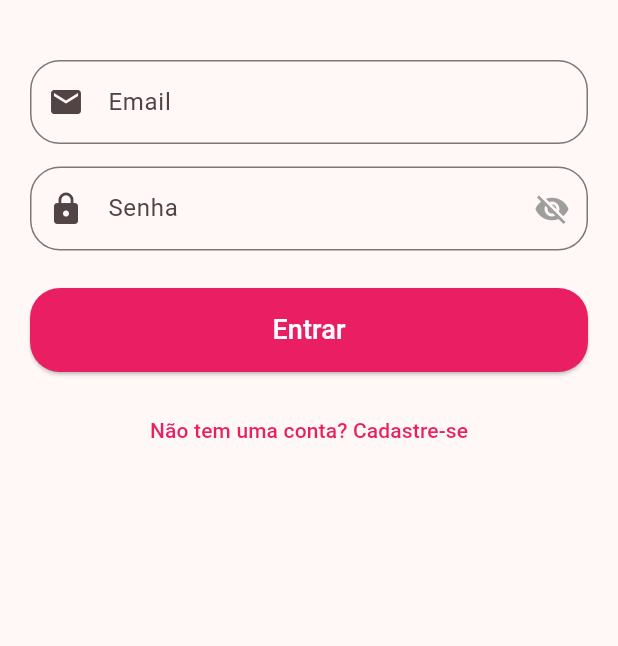
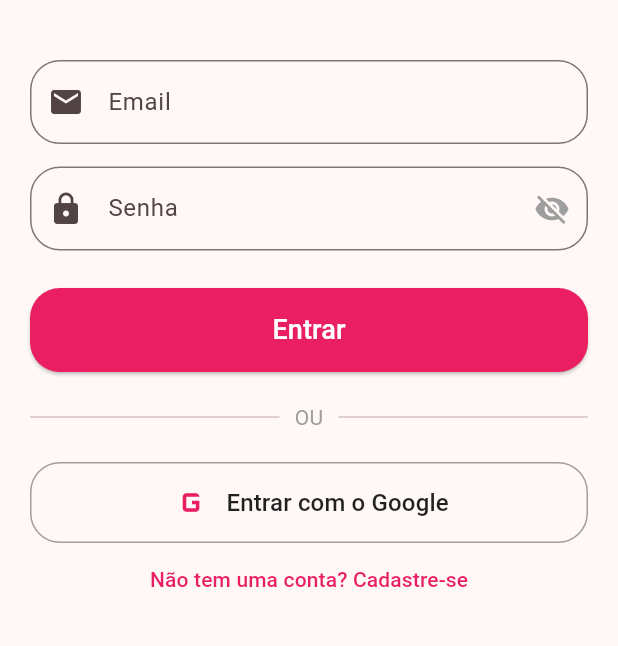
Before and after one commit to BeatrizKSilva/app-controle-financeiro, a Flutter app: the screen it shows after launch, on a phone screen of 412 x 824 dp, the part 399-1045 px from its top. Run offline on Flutter 3.47's test engine with Material 3 defaults, Android fonts, the phone set to English and light mode, and no system bars; our stand-ins replace cloud_firestore, firebase_auth, firebase_core, fl_chart, flutter_slidable, google_sign_in; accounts and stored records are empty; network calls fail.

Commit message:
Implementado login com Google Sign-In

```diff
--- a/lib/views/login_view.dart
+++ b/lib/views/login_view.dart
@@ -134,7 +134,72 @@ class _LoginViewState extends State<LoginView> {
                         child: const Text('Entrar', style: TextStyle(fontSize: 18)),
                       ),
 
-                const SizedBox(height: 15),
+
+                const SizedBox(height: 20),
+                const Row(
+                  children: [
+                    Expanded(child: Divider()),
+                    Padding(
+                      padding: EdgeInsets.symmetric(horizontal: 10),
+                      child: Text('OU', style: TextStyle(color: Colors.grey)),
+                    ),
+                    Expanded(child: Divider()),
+                  ],
+                ),
+                const SizedBox(height: 20),
+
+                OutlinedButton.icon(
+                  onPressed: () async {
+                    setState(() => _estaCarregando = true);
+
+                    String? erro = await _loginController.loginComGoogle();
+
+                    if (mounted) {
+
+                      setState(() => _estaCarregando = false);
+
+                      if (erro == null) {
+
+                        if (_loginController.obterEmailUsuario() != null) {
+
+                           Navigator.pushReplacement(
+                            context,
+                            MaterialPageRoute(builder: (context) => const PrincipalView()),
+                          );
+
+                        }
+
+                      } else {
+                        ScaffoldMessenger.of(context).showSnackBar(
+                          SnackBar(content: Text(erro), backgroundColor: Colors.red),
+                        );
+                      }
+
+                    }
+                  },
+                  icon: Image.network(
+                    'https://img.icons8.com/color/48/000000/google-logo.png',
+                    height: 24,
+                    width: 24,
+                    errorBuilder: (context, error, stackTrace) {
+
+                      return const Icon(Icons.g_mobiledata, size: 30, color: Colors.pink);
+
+                    },
+                  ),
+                  label: const Text(
+                    'Entrar com o Google',
+                    style: TextStyle(color: Colors.black87, fontSize: 16),
+                  ),
+                  style: OutlinedButton.styleFrom(
+                    padding: const EdgeInsets.symmetric(vertical: 12),
+                    side: const BorderSide(color: Colors.grey),
+                    shape: RoundedRectangleBorder(
+                      borderRadius: BorderRadius.circular(20.0),
+                    ),
+                  ),
+                ),
+
 
                 TextButton(
                   onPressed: () {
--- a/pubspec.yaml
+++ b/pubspec.yaml
@@ -18,6 +18,7 @@ dependencies:
   firebase_core: ^4.7.0
   cloud_firestore: ^6.3.0
   firebase_auth: ^6.4.0
+  google_sign_in: ^7.2.0
 
 dev_dependencies:
   flutter_test:
```
Also changed, not shown: lib/controllers/login_controller.dart (+51 -0 lines), pubspec.lock, 1 other file.
